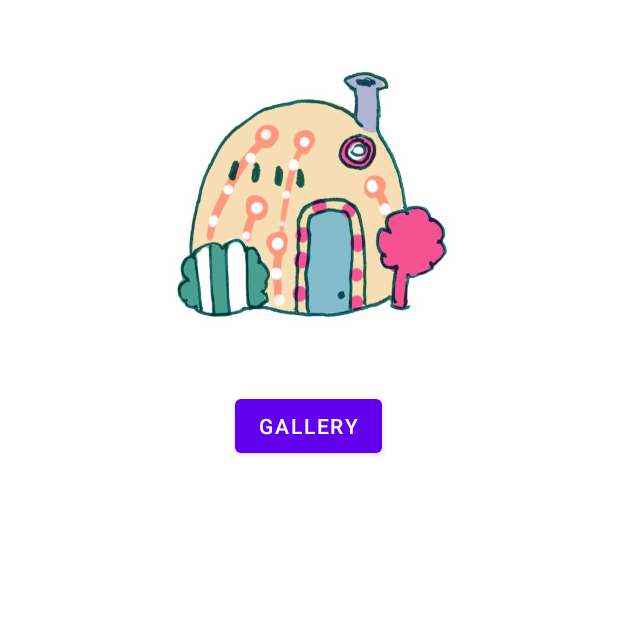
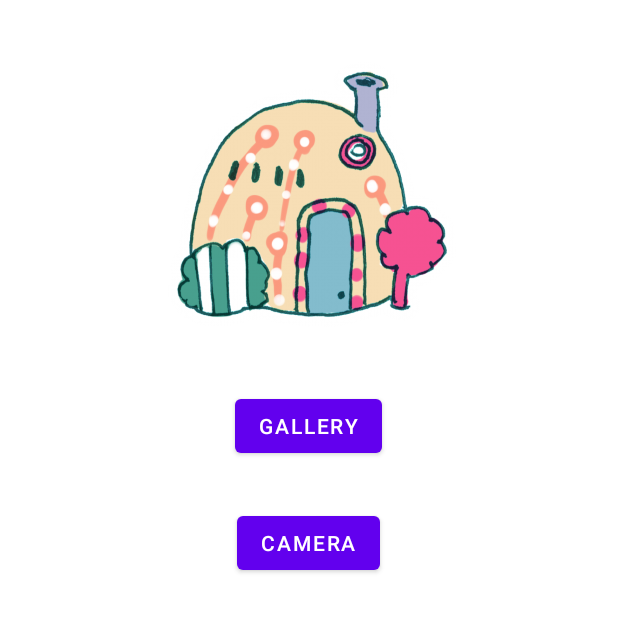
Before and after one commit to AR1610/MyAppGenSatSun, an Android app: the screen it shows after launch (ImagePickActivity), on a phone screen of 412 x 824 dp, the top half of it. Run offline under Robolectric (Android 15) with nearby library versions, the phone set to English and light mode, and no system bars; pictures from the network do not load.

Commit message:
Image Pick from galley and Camera

```diff
--- a/app/src/main/java/com/myappgensatsun/ImagePickActivity.java
+++ b/app/src/main/java/com/myappgensatsun/ImagePickActivity.java
@@ -4,8 +4,10 @@ import androidx.annotation.Nullable;
 import androidx.appcompat.app.AppCompatActivity;
 
 import android.content.Intent;
+import android.graphics.Bitmap;
 import android.net.Uri;
 import android.os.Bundle;
+import android.provider.MediaStore;
 import android.view.View;
 import android.widget.Button;
 import android.widget.ImageView;
@@ -13,7 +15,7 @@ import android.widget.ImageView;
 public class ImagePickActivity extends AppCompatActivity {
 
     ImageView imgDP;
-    Button btnGallery;
+    Button btnGallery,btnCamera;
 
 
     @Override
@@ -23,6 +25,19 @@ public class ImagePickActivity extends AppCompatActivity {
 
         imgDP = findViewById(R.id.img_dp);
         btnGallery = findViewById(R.id.btn_gallery);
+        btnCamera = findViewById(R.id.btn_camera);
+
+        btnCamera.setOnClickListener(new View.OnClickListener() {
+            @Override
+            public void onClick(View view) {
+
+                Intent i = new Intent();
+                i.setAction(MediaStore.ACTION_IMAGE_CAPTURE);
+                startActivityForResult(i,2);
+
+            }
+        });
+
 
         btnGallery.setOnClickListener(new View.OnClickListener() {
             @Override
@@ -46,6 +61,12 @@ public class ImagePickActivity extends AppCompatActivity {
         imgDP.setImageURI(uri);
 
         }
+        else if (requestCode == 2){
+
+         Bitmap bitmap = (Bitmap) data.getExtras().get("data");
+
+         imgDP.setImageBitmap(bitmap);
+        }
 
 
     }
--- a/app/src/main/res/layout/activity_image_pick.xml
+++ b/app/src/main/res/layout/activity_image_pick.xml
@@ -22,5 +22,12 @@
         android:text="Gallery"
         android:layout_gravity="center"
         android:layout_marginTop="30dp"/>
+    <Button
+        android:layout_width="wrap_content"
+        android:layout_height="wrap_content"
+        android:id="@+id/btn_camera"
+        android:text="Camera"
+        android:layout_gravity="center"
+        android:layout_marginTop="30dp"/>
 
 </LinearLayout>
```
